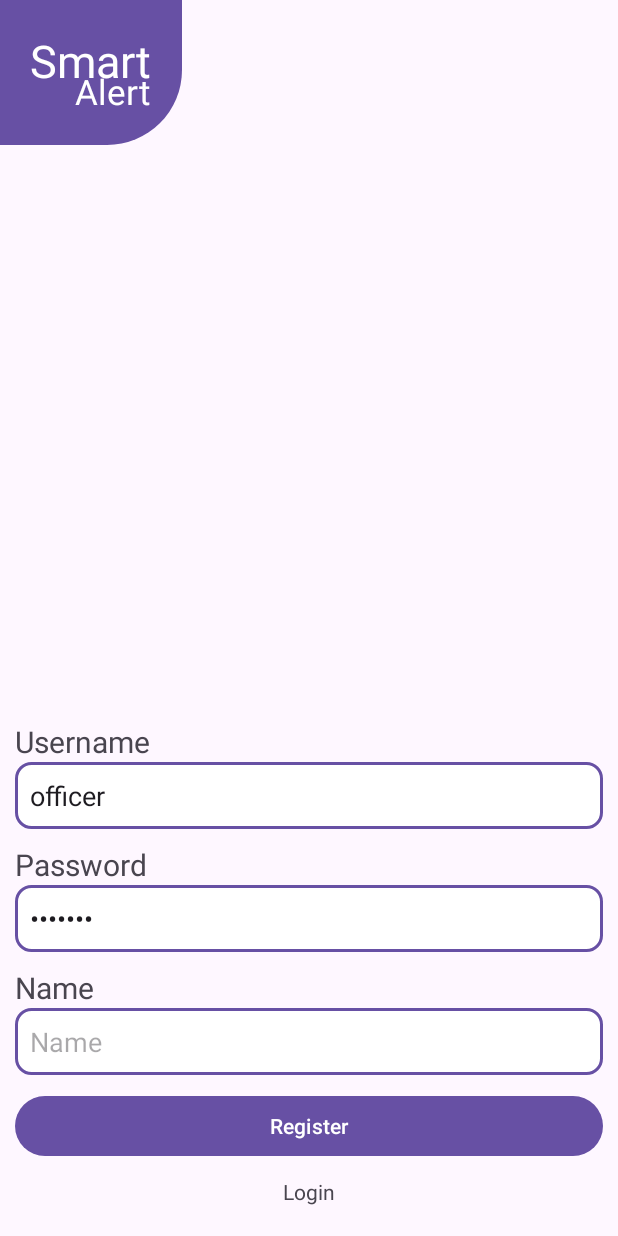
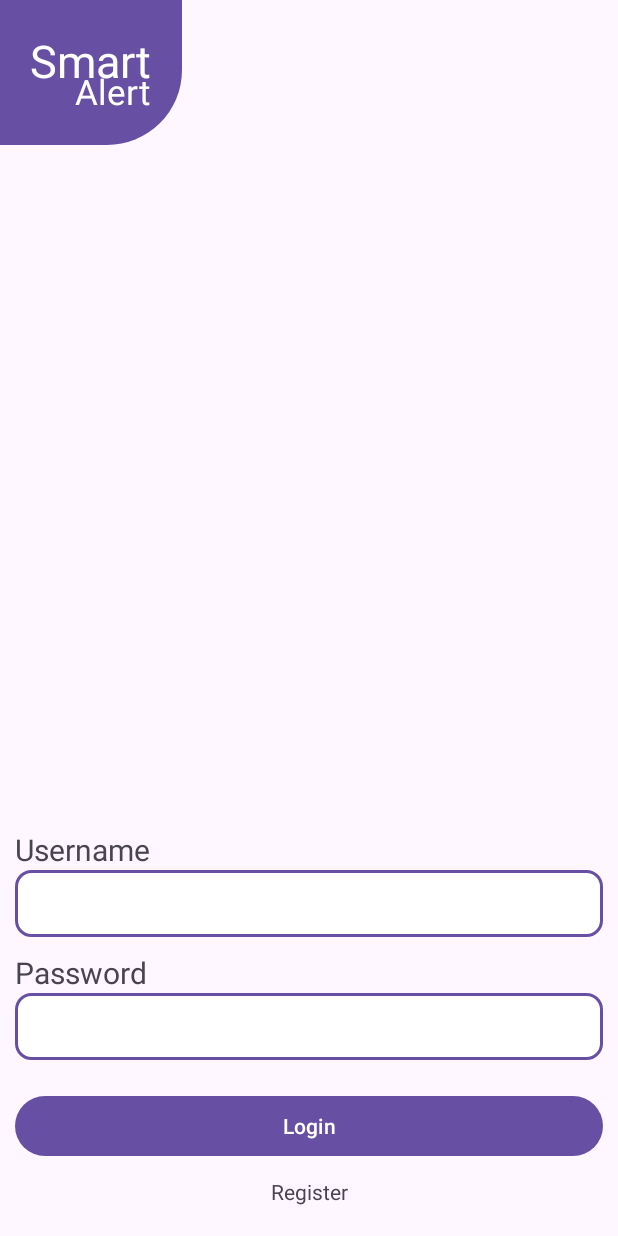
Before and after one commit to IliasBrinias/SmartAlertAndroid, an Android app: the screen it shows after launch (LoginActivity), on a phone screen of 412 x 824 dp. Run offline under Robolectric (Android 15) with nearby library versions, the phone set to English and light mode, and no system bars.

Commit message:
last commit

```diff
--- a/app/src/main/res/layout/activity_create_alert.xml
+++ b/app/src/main/res/layout/activity_create_alert.xml
@@ -102,7 +102,6 @@
             android:drawableBottom="@drawable/ic_alert_low"
             android:button="@null"
             android:gravity="center"
-            android:text="Search"
             android:textColor="@color/white" />
 
         <RadioButton
@@ -117,7 +116,6 @@
             android:drawableBottom="@drawable/ic_alert_medium"
             android:button="@null"
             android:gravity="center"
-            android:text="Offers"
             android:textColor="@color/white" />
         <RadioButton
             android:id="@+id/radioButtonHigh"
@@ -131,7 +129,6 @@
             android:drawableBottom="@drawable/ic_alert_high"
             android:button="@null"
             android:gravity="center"
-            android:text="Offers"
             android:textColor="@color/white" />
     </RadioGroup>
 
@@ -146,7 +143,6 @@
         android:background="@drawable/ic_field_back"
         android:gravity="start"
         android:padding="@dimen/view_margin"
-        android:text="asdasdasdasdasdasd"
         app:layout_constraintBottom_toTopOf="@+id/buttonSubmit"
         app:layout_constraintEnd_toEndOf="parent"
         app:layout_constraintStart_toStartOf="parent"
--- a/app/src/main/res/layout/activity_login.xml
+++ b/app/src/main/res/layout/activity_login.xml
@@ -28,10 +28,9 @@
             android:layout_height="wrap_content"
             android:background="@drawable/ic_field_back"
             android:ems="10"
-            android:hint="@string/username"
             android:inputType="text"
             android:padding="10dp"
-            android:text="officer" />
+            android:text="" />
 
         <View
             android:layout_width="wrap_content"
@@ -50,10 +49,9 @@
             android:layout_weight="1"
             android:background="@drawable/ic_field_back"
             android:ems="10"
-            android:hint="@string/password"
             android:inputType="textPassword"
             android:padding="10dp"
-            android:text="officer" />
+            android:text="" />
 
         <View
             android:layout_width="wrap_content"
@@ -63,6 +61,7 @@
             android:id="@+id/textViewName"
             android:layout_width="wrap_content"
             android:layout_height="wrap_content"
+            android:visibility="gone"
             android:text="@string/name"
             android:textSize="@dimen/label_size" />
 
@@ -73,7 +72,7 @@
             android:layout_weight="1"
             android:background="@drawable/ic_field_back"
             android:ems="10"
-            android:hint="@string/name"
+            android:visibility="gone"
             android:padding="10dp" />
     </LinearLayout>
 
@@ -83,7 +82,7 @@
         android:layout_height="wrap_content"
         android:layout_marginLeft="@dimen/view_margin"
         android:layout_marginRight="@dimen/view_margin"
-        android:text="@string/register"
+        android:text="@string/login"
         app:layout_constraintBottom_toTopOf="@+id/textViewChangeMode"
         app:layout_constraintEnd_toEndOf="parent"
         app:layout_constraintStart_toStartOf="parent" />
@@ -92,7 +91,7 @@
         android:id="@+id/textViewChangeMode"
         android:layout_width="match_parent"
         android:layout_height="wrap_content"
-        android:text="@string/login"
+        android:text="@string/register"
         android:gravity="center"
         android:padding="@dimen/view_margin"
         android:layout_marginLeft="@dimen/view_margin"
--- a/app/src/main/res/values/strings.xml
+++ b/app/src/main/res/values/strings.xml
@@ -1,11 +1,11 @@
 <resources>
-    <string name="app_name">Smart Alert</string>
+    <string name="app_name" translatable="false">Smart Alert</string>
     <string name="password">Password</string>
     <string name="name">Name</string>
     <string name="login">Login</string>
     <string name="username">Username</string>
     <string name="invalid_credentials">Invalid Credentials</string>
-    <string name="something_happened">Something Happened...</string>
+    <string name="something_happened">Something Happened…</string>
     <string name="password_verify">Password Verify</string>
     <string name="register">Register</string>
     <string name="title_activity_main">MainActivity</string>
@@ -19,7 +19,7 @@
     <string name="hello_blank_fragment">Hello blank fragment</string>
     <string name="submit">Submit</string>
     <string name="create_an_alert">Create an Alert</string>
-    <string name="alert_submited">Alert submited sucessfully</string>
+    <string name="alert_submited">Alert submitted successfully</string>
     <string name="access_denied">Access Denied</string>
     <string name="username_exists">Username Exists</string>
     <string name="fill_obligatory_fields">Fill Obligatory Fields</string>
@@ -35,10 +35,10 @@
     <string name="location">Location</string>
     <string name="comments">Comments</string>
     <string name="users_notified">Users Notified</string>
-    <string name="flood_help" />
-    <string name="rain_help" />
-    <string name="tornado_help" />
-    <string name="earthquake_help" />
+    <string name="flood_help">Your safety is paramount during a flood. Follow local authorities advice, evacuate if necessary, and stay tuned to emergency updates. Please prioritize your well-being above all else</string>
+    <string name="rain_help">During heavy rainfall, remember to stay safe and avoid flooded areas. Keep informed about weather alerts and take necessary precautions to protect yourself and your loved ones. Your safety is our top priority</string>
+    <string name="tornado_help">In the face of a tornado, prioritize your safety above all else. Seek shelter in a sturdy building, preferably a basement or interior room, and stay informed through weather alerts. Your well-being is our utmost concern during this dangerous event</string>
+    <string name="earthquake_help">During an earthquake, your safety is paramount. Drop, cover, and hold on. Stay away from windows and heavy objects. After the shaking stops, check for injuries, and be prepared for aftershocks. Your well-being is our top priority during this seismic event</string>
     <string name="danger">DANGER</string>
     <string name="help">Help</string>
     <string name="select_your_desired_dates">Select your desired Dates</string>
```
Also changed, not shown: app/src/main/java/com/unipi/msc/smartalertandroid/Activities/CreateAlertActivity.java (+7 -13 lines), 2 other files.
